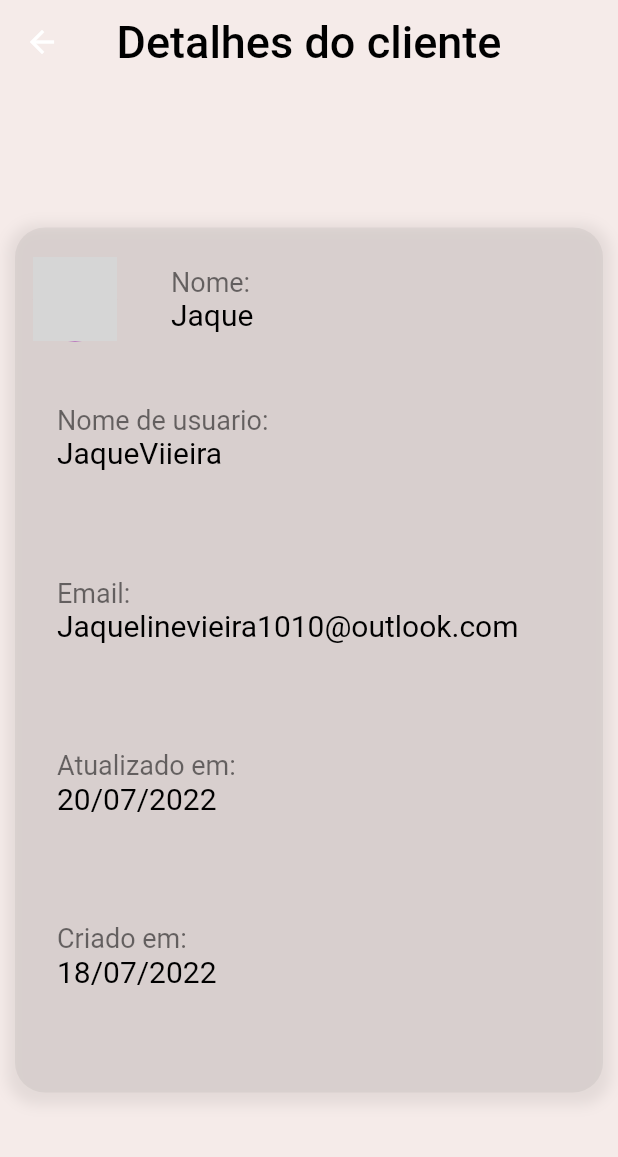
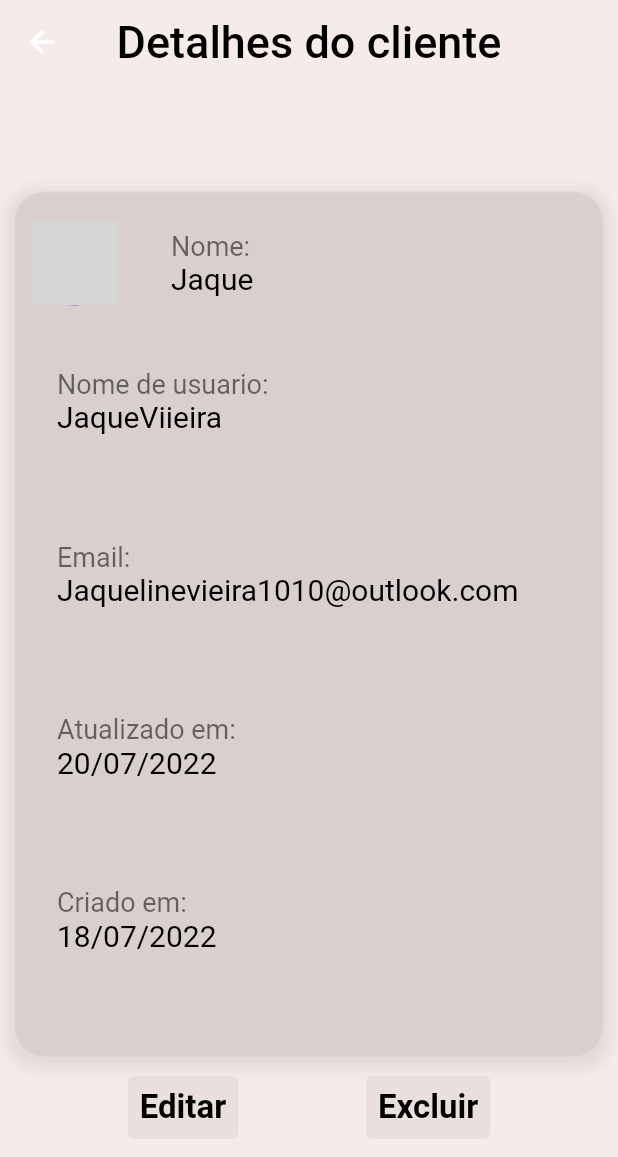
Before and after one commit to CodNameLouis/Clients-Manager, a Flutter app: the ClientsDetailsPage screen opened by its route, on a phone screen of 412 x 824 dp. Shown: the top 1157 px of the screen. Run offline on Flutter 3.47's test engine with Material 2 defaults, Android fonts, the light colour scheme and no system bars; our stand-ins replace get; network calls fail; grey boxes are pictures that could not be loaded.

Commit message:
create button details client

```diff
--- a/lib/presenter/clients_details/widgets/body_clients_details.dart
+++ b/lib/presenter/clients_details/widgets/body_clients_details.dart
@@ -1,5 +1,6 @@
 import 'package:flutter/material.dart';
 
+import '../../../shared/widgets/default_text_button.dart';
 import 'card_details.dart';
 
 class BodyClientsDetails extends StatelessWidget {
@@ -14,6 +15,17 @@ class BodyClientsDetails extends StatelessWidget {
       mainAxisAlignment: MainAxisAlignment.center,
       children: [
         CardDetails(height: height, width: width),
+        Row(
+          mainAxisAlignment: MainAxisAlignment.spaceEvenly,
+          children: const [
+            DefaultTextButton(
+              title: 'Editar',
+            ),
+            DefaultTextButton(
+              title: 'Excluir',
+            ),
+          ],
+        ),
       ],
     );
   }
--- a/lib/presenter/splash/splash_controller.dart
+++ b/lib/presenter/splash/splash_controller.dart
@@ -6,7 +6,7 @@ class SplashController extends GetxController {
   @override
   void onInit() async {
     await Future.delayed(const Duration(seconds: 2));
-    Get.toNamed(HomePage.route);
+    Get.toNamed(ClientsDetailsPage.route);
     super.onInit();
   }
 }
--- a/lib/shared/widgets/default_text_button.dart
+++ b/lib/shared/widgets/default_text_button.dart
@@ -2,7 +2,8 @@ import 'package:flutter/material.dart';
 
 class DefaultTextButton extends StatelessWidget {
   const DefaultTextButton({
-    Key? key, required this.title,
+    Key? key,
+    required this.title,
   }) : super(key: key);
 
   final String title;
@@ -17,7 +18,7 @@ class DefaultTextButton extends StatelessWidget {
         title,
         style: const TextStyle(
           color: Colors.black,
-          fontSize: 15,
+          fontSize: 22,
           fontWeight: FontWeight.w600,
         ),
       ),
```
